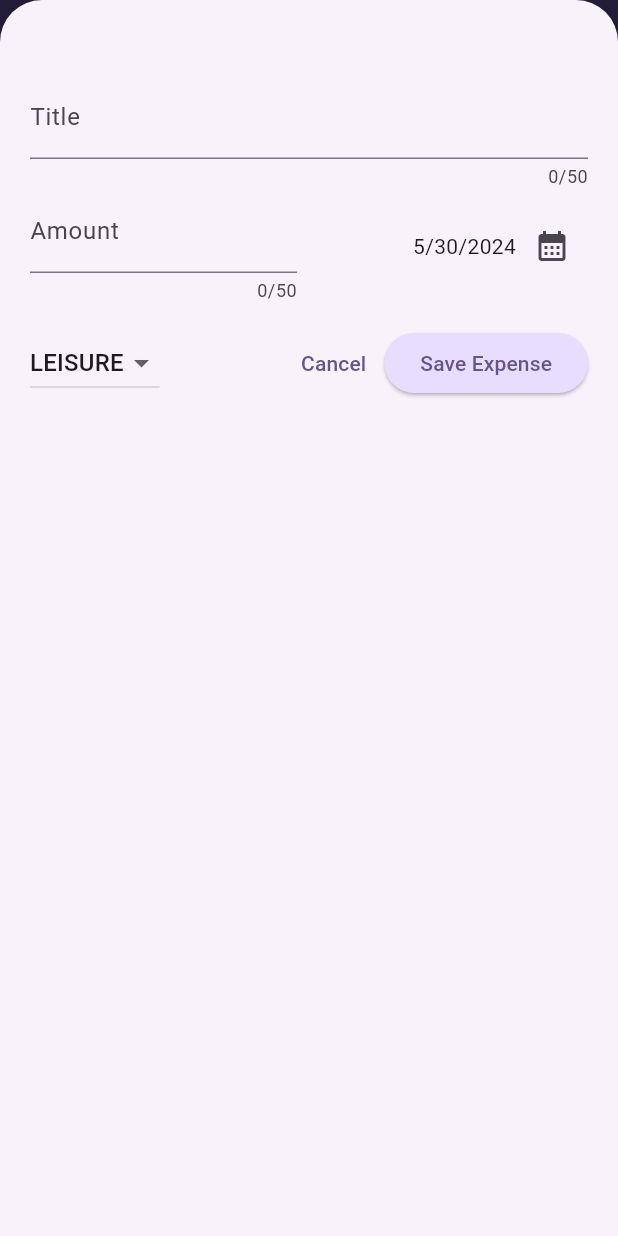
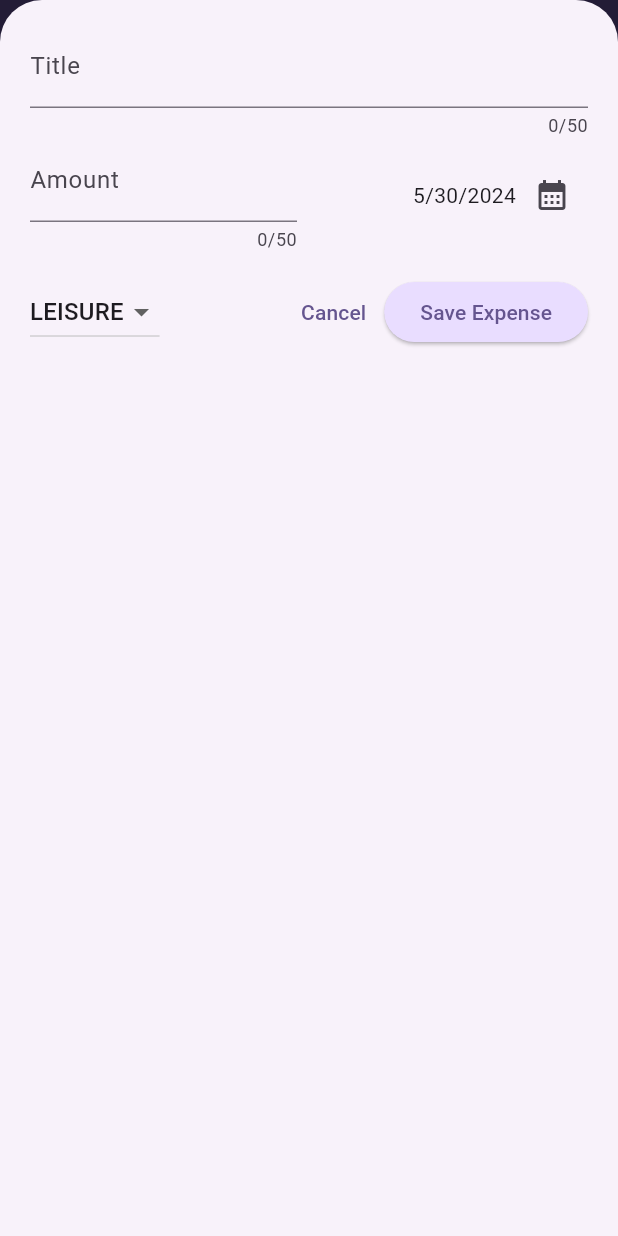
Before and after one commit to MubeenMohammed/expense_tracker_app, a Flutter app: the screen it shows after launch, after a tap on the "add" icon, on a phone screen of 412 x 824 dp. Run offline on Flutter 3.47's test engine with Material 3 defaults, Android fonts, the phone set to English and light mode, and no system bars.

```diff
--- a/lib/widgets/expenses.dart
+++ b/lib/widgets/expenses.dart
@@ -18,6 +18,7 @@ class _ExpenseState extends State<Expenses> {
   void _openAddExpenseOverlay() {
     //..
     showModalBottomSheet(
+      useSafeArea: true,
       isScrollControlled: true,
       context: context,
       builder: (ctx) => NewExpense(addToExpenseList),
--- a/lib/widgets/new_expense.dart
+++ b/lib/widgets/new_expense.dart
@@ -77,8 +77,12 @@ class _NewExpenseState extends State<NewExpense> {
 
   @override
   Widget build(BuildContext context) {
-    return Padding(
-      padding: const EdgeInsets.fromLTRB(20, 50, 20, 20),
+    final keyboardSpace = MediaQuery.of(context).viewInsets.bottom;
+    return SizedBox(
+      height: double.infinity,
+      child: SingleChildScrollView(
+        child: Padding(
+          padding: EdgeInsets.fromLTRB(20, 16, 20, keyboardSpace + 20),
           child: Column(
             children: [
               TextField(
@@ -160,6 +164,8 @@ class _NewExpenseState extends State<NewExpense> {
               )
             ],
           ),
+        ),
+      ),
     );
   }
 }
```
Lines whose indentation alone changed are shown as unchanged.
